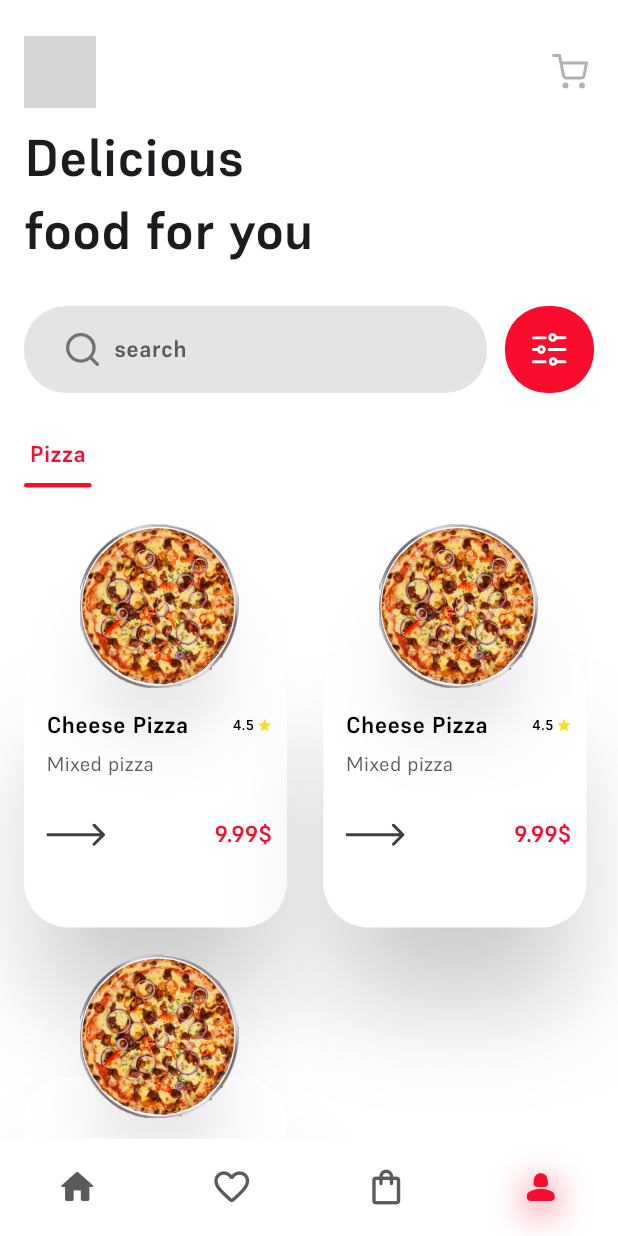
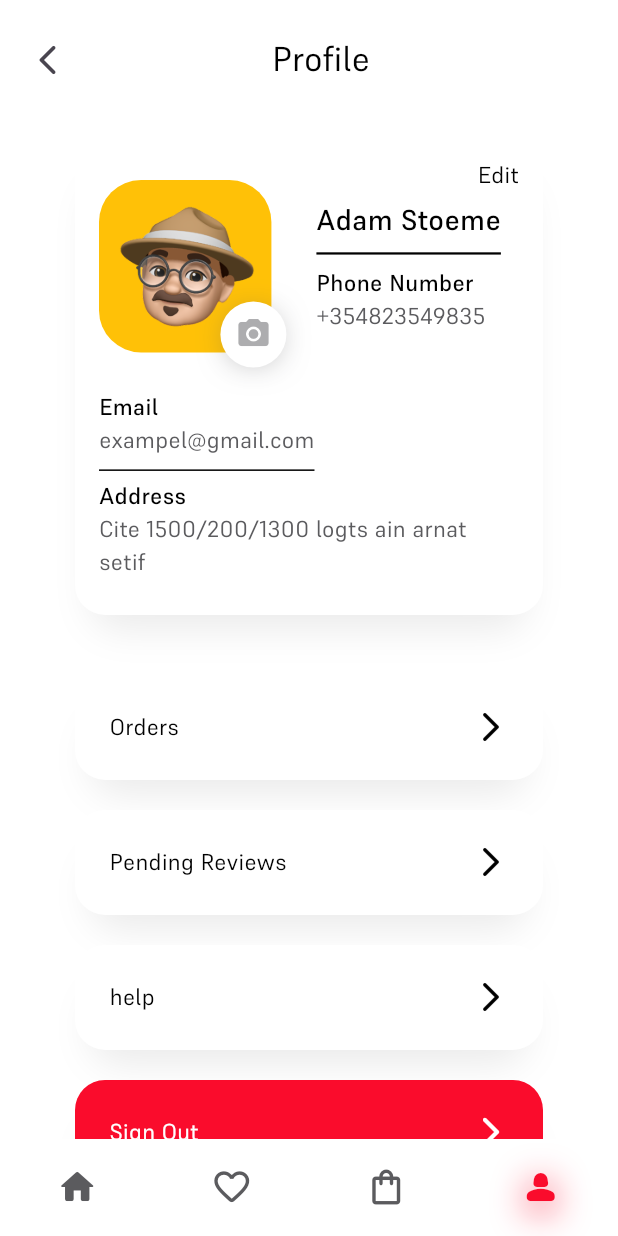
Before and after one commit to zrqdev/foodi_delivery, a Flutter app: the AppShell screen opened by its route, item 4 of the bottom bar chosen, on a phone screen of 412 x 824 dp. Run offline on Flutter 3.47's test engine with Material 3 defaults, Android fonts, the phone set to English and light mode, and no system bars; our stand-ins replace device_preview, email_validator, flutter_svg, gap, go_router; grey boxes are pictures that could not be loaded.

Commit message:
finish profile screen

```diff
--- a/lib/core/logic/nav_items_provider.dart
+++ b/lib/core/logic/nav_items_provider.dart
@@ -1,6 +1,7 @@
 import 'package:flutter/material.dart';
 import 'package:foodi_delivery/core/data/models/nav_item_model.dart';
 import 'package:foodi_delivery/features/browse/presentation/screens/home_screen.dart';
+import 'package:foodi_delivery/features/profile/presentation/screens/profile_screen.dart';
 import 'package:foodi_delivery/features/wishlist/presentation/screens/wishlist_screen.dart';
 
 class NavItemsProvider with ChangeNotifier {
@@ -40,7 +41,7 @@ class NavItemsProvider with ChangeNotifier {
       id: 4,
       enabledIcon: Icons.person_2_rounded,
       disabledIcon: Icons.person_2_outlined,
-      destination: HomeScreen(),
+      destination: ProfileScreen(),
     ),
   ];
 }
--- a/lib/core/utils/app_colors.dart
+++ b/lib/core/utils/app_colors.dart
@@ -3,25 +3,17 @@ import 'dart:ui';
 import 'package:flutter/material.dart';
 
 class AppColors {
-  static final Color primaryColor = const Color(0xffFA0C2C);
-  static final Color whiteColor = const Color(0xffFFFFFF);
-  static final Color blackColor = const Color(0xff000000);
-  static final Color grayColor = const Color(0xffD0D2D1);
+  static const Color primaryColor = Color(0xffFA0C2C);
+  static const Color whiteColor = Color(0xffFFFFFF);
+  static const Color blackColor = Color(0xff000000);
+  static const Color grayColor = Color(0xffD0D2D1);
 
-  static final Color lightSilverColor = const Color(
-    0xB5D9D9D9,
-  );
+  static const Color lightSilverColor = Color(0xB5D9D9D9);
 
-  static final Color brightGrayColor = const Color(
-    0xffEEEEEE,
-  );
-  static final Color silverColor = const Color(0xffC4C4C4);
-  static final Color silverChaliceColor = const Color(
-    0xffADADAF,
-  );
-  static final Color darkGrayColor = const Color(
-    0xff5B5B5E,
-  );
-  static final Color errorColor = const Color(0xFFFF2C2C);
-  static final Color starColor = const Color(0xFFFFDD1F);
+  static const Color brightGrayColor = Color(0xffEEEEEE);
+  static const Color silverColor = Color(0xffC4C4C4);
+  static const Color silverChaliceColor = Color(0xffADADAF);
+  static const Color darkGrayColor = Color(0xff5B5B5E);
+  static const Color errorColor = Color(0xFFFF2C2C);
+  static const Color starColor = Color(0xFFFFDD1F);
 }
--- a/lib/core/utils/app_strings.dart
+++ b/lib/core/utils/app_strings.dart
@@ -50,6 +50,7 @@ class AppStrings {
   static final String titleFavoritesScreen =
       'Order Details';
   static final String titleCheckoutScreen = 'Checkout';
+  static final String titleProfileScreen = 'Profile';
 
   // Checkout screen
   static final String subtotal = 'Subtotal';
@@ -58,4 +59,14 @@ class AppStrings {
   static final String total = 'Total';
   static final String apply = 'Apply';
   static final String items = 'items';
+
+  // Profile screen
+  static final String phoneNumber = 'Phone Number';
+  static final String email = 'Email';
+  static final String address = 'Address';
+  static final String orders = 'Orders';
+  static final String pendingReviews = 'Pending Reviews';
+  static final String help = 'help';
+  static final String signOut = 'Sign Out';
+  static final String edit = 'Edit';
 }
--- a/lib/core/utils/app_text_style.dart
+++ b/lib/core/utils/app_text_style.dart
@@ -65,4 +65,14 @@ class AppTextStyle {
       color: AppColors.blackColor,
     );
   }
+
+  static TextStyle style500size20(BuildContext context) {
+    final responsive = AppResponsive(context: context);
+    return TextStyle(
+      fontSize: responsive.setFontSize(20),
+      fontWeight: FontWeight.w500,
+      fontFamily: 'Supreme',
+      color: AppColors.blackColor,
+    );
+  }
 }
--- /dev/null
+++ b/lib/features/profile/presentation/screens/profile_screen.dart
@@ -0,0 +1,12 @@
+import 'package:flutter/material.dart';
+
+import '../widgets/profile_screen_body.dart';
+
+class ProfileScreen extends StatelessWidget {
+  const ProfileScreen({super.key});
+
+  @override
+  Widget build(BuildContext context) {
+    return ProfileScreenBody();
+  }
+}
--- /dev/null
+++ b/lib/features/profile/presentation/widgets/avatar_selection.dart
@@ -0,0 +1,61 @@
+import 'package:flutter/material.dart';
+
+import '../../../../core/utils/app_colors.dart';
+import '../../../../core/utils/app_responsive.dart';
+
+class AvatarSelection extends StatelessWidget {
+  const AvatarSelection({super.key});
+
+  @override
+  Widget build(BuildContext context) {
+    AppResponsive appResponsive = AppResponsive(
+      context: context,
+    );
+    return Stack(
+      children: [
+        Container(
+          margin: EdgeInsetsDirectional.only(
+            top: 10,
+            bottom: 10,
+            end: 10,
+          ),
+          decoration: BoxDecoration(
+            color: Colors.amber,
+            borderRadius: BorderRadius.circular(28),
+
+            image: DecorationImage(
+              image: AssetImage('assets/images/ava.png'),
+            ),
+          ),
+
+          height: appResponsive.setHeight(130),
+          width: appResponsive.setHeight(130),
+        ),
+
+        Positioned(
+          bottom: 0,
+          right: 0,
+          child: Container(
+            padding: EdgeInsets.all(10),
+            decoration: BoxDecoration(
+              boxShadow: [
+                BoxShadow(
+                  color: AppColors.darkGrayColor,
+                  offset: Offset(0, 2),
+                  blurRadius: 20,
+                  spreadRadius: -10,
+                ),
+              ],
+              color: AppColors.whiteColor,
+              shape: BoxShape.circle,
+            ),
+            child: Icon(
+              Icons.camera_alt,
+              color: AppColors.silverChaliceColor,
+            ),
+          ),
+        ),
+      ],
+    );
+  }
+}
--- /dev/null
+++ b/lib/features/profile/presentation/widgets/custom_text_button.dart
@@ -0,0 +1,29 @@
+import 'package:flutter/material.dart';
+
+import '../../../../core/utils/app_colors.dart';
+import '../../../../core/utils/app_text_style.dart';
+
+class CustomTextButton extends StatelessWidget {
+  const CustomTextButton({super.key, required this.title});
+
+  final String title;
+
+  @override
+  Widget build(BuildContext context) {
+    return Positioned(
+      top: 12,
+      right: 66,
+      child: InkWell(
+        onTap: () {
+          print('Edit Profile');
+        },
+        child: Text(
+          title,
+          style: AppTextStyle.style400size16(
+            context,
+          ).copyWith(color: AppColors.blackColor),
+        ),
+      ),
+    );
+  }
+}
--- /dev/null
+++ b/lib/features/profile/presentation/widgets/data_entry.dart
@@ -0,0 +1,54 @@
+import 'package:flutter/material.dart';
+
+import '../../../../core/utils/app_colors.dart';
+import '../../../../core/utils/app_text_style.dart';
+
+class DataEntry extends StatelessWidget {
+  const DataEntry({
+    super.key,
+    required this.title,
+    required this.data,
+    this.isUnderline = false,
+  });
+
+  final String title;
+  final String data;
+  final bool isUnderline;
+
+  @override
+  Widget build(BuildContext context) {
+    return Container(
+      padding: EdgeInsets.only(bottom: 8),
+      decoration: BoxDecoration(
+        border: isUnderline
+            ? Border(
+                bottom: BorderSide(
+                  color: AppColors.blackColor,
+                  width: 1,
+                ),
+              )
+            : null,
+      ),
+      child: Text.rich(
+        TextSpan(
+          text: title,
+          style: AppTextStyle.style400size16(context)
+              .copyWith(
+                color: AppColors.blackColor,
+                fontWeight: FontWeight.w500,
+              ),
+          children: [
+            TextSpan(
+              text: '\n$data',
+              style: AppTextStyle.style400size16(context)
+                  .copyWith(
+                    color: AppColors.darkGrayColor,
+                    fontWeight: FontWeight.w400,
+                  ),
+            ),
+          ],
+        ),
+      ),
+    );
+  }
+}
--- /dev/null
+++ b/lib/features/profile/presentation/widgets/full_name_display.dart
@@ -0,0 +1,33 @@
+import 'package:flutter/material.dart';
+
+import '../../../../core/utils/app_colors.dart';
+import '../../../../core/utils/app_text_style.dart';
+
+class FullNameDisplay extends StatelessWidget {
+  const FullNameDisplay({
+    super.key,
+    required this.fullName,
+  });
+
+  final String fullName;
+
+  @override
+  Widget build(BuildContext context) {
+    return Container(
+      margin: EdgeInsets.only(bottom: 8),
+      padding: EdgeInsets.symmetric(vertical: 8),
+      decoration: BoxDecoration(
+        border: Border(
+          bottom: BorderSide(
+            color: AppColors.blackColor,
+            width: 1.5,
+          ),
+        ),
+      ),
+      child: Text(
+        fullName,
+        style: AppTextStyle.style500size20(context),
+      ),
+    );
+  }
+}
--- /dev/null
+++ b/lib/features/profile/presentation/widgets/navigation_list_item.dart
@@ -0,0 +1,61 @@
+import 'package:flutter/material.dart';
+
+import '../../../../core/utils/app_colors.dart';
+import '../../../../core/utils/app_text_style.dart';
+
+class NavigationListItem extends StatelessWidget {
+  const NavigationListItem({
+    super.key,
+    required this.title,
+    required this.onTap,
+    this.itemColor = AppColors.whiteColor,
+    this.textColor = AppColors.blackColor,
+  });
+
+  final String title;
+  final Function() onTap;
+  final Color itemColor;
+  final Color textColor;
+
+  @override
+  Widget build(BuildContext context) {
+    return InkWell(
+      onTap: onTap,
+      child: Container(
+        margin: EdgeInsets.only(
+          bottom: 20,
+          left: 50,
+          right: 50,
+        ),
+        padding: EdgeInsets.all(23),
+        decoration: BoxDecoration(
+          boxShadow: [
+            BoxShadow(
+              color: AppColors.blackColor.withAlpha(20),
+              offset: Offset(0, 20),
+              blurRadius: 20,
+              spreadRadius: -10,
+            ),
+          ],
+          color: itemColor,
+          borderRadius: BorderRadius.circular(20),
+        ),
+        child: Row(
+          children: [
+            Text(
+              title,
+              style: AppTextStyle.style400size16(
+                context,
+              ).copyWith(color: textColor),
+            ),
+            Spacer(),
+            Icon(
+              Icons.arrow_forward_ios_rounded,
+              color: textColor,
+            ),
+          ],
+        ),
+      ),
+    );
+  }
+}
--- /dev/null
+++ b/lib/features/profile/presentation/widgets/profile_screen_body.dart
@@ -0,0 +1,64 @@
+import 'package:flutter/material.dart';
+import 'package:foodi_delivery/core/utils/app_colors.dart';
+import 'package:foodi_delivery/core/utils/app_strings.dart';
+import 'package:foodi_delivery/core/widgets/custom_app_bar.dart';
+import 'package:foodi_delivery/features/profile/presentation/widgets/navigation_list_item.dart';
+import 'package:foodi_delivery/features/profile/presentation/widgets/user_card.dart';
+import 'package:gap/gap.dart';
+
+class ProfileScreenBody extends StatelessWidget {
+  const ProfileScreenBody({super.key});
+
+  @override
+  Widget build(BuildContext context) {
+    return SingleChildScrollView(
+      child: Column(
+        children: [
+          CustomAppBar(
+            title: AppStrings.titleProfileScreen,
+            icon: Icons.arrow_back_ios_rounded,
+            onPressed: () {},
+          ),
+          Gap(30),
+          UserCard(
+            fullName: 'Adam Stoeme',
+            address:
+                'Cite 1500/200/1300 logts ain arnat setif',
+            email: 'exampel@gmail.com',
+            phoneNumber: '+354823549835',
+          ),
+          Gap(40),
+          NavigationListItem(
+            title: AppStrings.orders,
+            onTap: () {
+              print('List Orders');
+            },
+          ),
+
+          NavigationListItem(
+            title: AppStrings.pendingReviews,
+            onTap: () {
+              print('List Orders');
+            },
+          ),
+
+          NavigationListItem(
+            title: AppStrings.help,
+            onTap: () {
+              print('List Orders');
+            },
+          ),
+
+          NavigationListItem(
+            title: AppStrings.signOut,
+            onTap: () {
+              print('List Orders');
+            },
+            itemColor: AppColors.primaryColor,
+            textColor: AppColors.whiteColor,
+          ),
+        ],
+      ),
+    );
+  }
+}
--- /dev/null
+++ b/lib/features/profile/presentation/widgets/user_card.dart
@@ -0,0 +1,84 @@
+import 'package:flutter/material.dart';
+import 'package:foodi_delivery/features/profile/presentation/widgets/avatar_selection.dart';
+import 'package:foodi_delivery/features/profile/presentation/widgets/data_entry.dart';
+import 'package:foodi_delivery/features/profile/presentation/widgets/full_name_display.dart';
+import 'package:gap/gap.dart';
+
+import '../../../../core/utils/app_colors.dart';
+import '../../../../core/utils/app_strings.dart';
+import 'custom_text_button.dart';
+
+class UserCard extends StatelessWidget {
+  const UserCard({
+    super.key,
+    required this.fullName,
+    required this.address,
+    required this.email,
+    required this.phoneNumber,
+  });
+
+  final String fullName;
+  final String address;
+  final String email;
+  final String phoneNumber;
+
+  @override
+  Widget build(BuildContext context) {
+    return Stack(
+      children: [
+        Container(
+          margin: EdgeInsets.symmetric(horizontal: 50),
+          padding: EdgeInsets.all(16),
+          decoration: BoxDecoration(
+            color: AppColors.whiteColor,
+            borderRadius: BorderRadius.circular(20),
+            boxShadow: [
+              BoxShadow(
+                color: AppColors.blackColor.withAlpha(20),
+                offset: Offset(0, 20),
+                blurRadius: 20,
+                spreadRadius: -10,
+              ),
+            ],
+          ),
+          child: Column(
+            crossAxisAlignment: CrossAxisAlignment.start,
+            children: [
+              Row(
+                mainAxisSize: MainAxisSize.min,
+                children: [
+                  AvatarSelection(),
+                  Gap(20),
+                  Column(
+                    crossAxisAlignment:
+                        CrossAxisAlignment.start,
+                    children: [
+                      FullNameDisplay(fullName: fullName),
+                      DataEntry(
+                        title: AppStrings.phoneNumber,
+                        data: phoneNumber,
+                      ),
+                    ],
+                  ),
+                ],
+              ),
+              Gap(16),
+              DataEntry(
+                title: AppStrings.email,
+                data: email,
+                isUnderline: true,
+              ),
+              Gap(6),
+              DataEntry(
+                title: AppStrings.address,
+                data: address,
+              ),
+            ],
+          ),
+        ),
+
+        CustomTextButton(title: AppStrings.edit),
+      ],
+    );
+  }
+}
```
Also changed, not shown: assets/images/ava.png (added).
